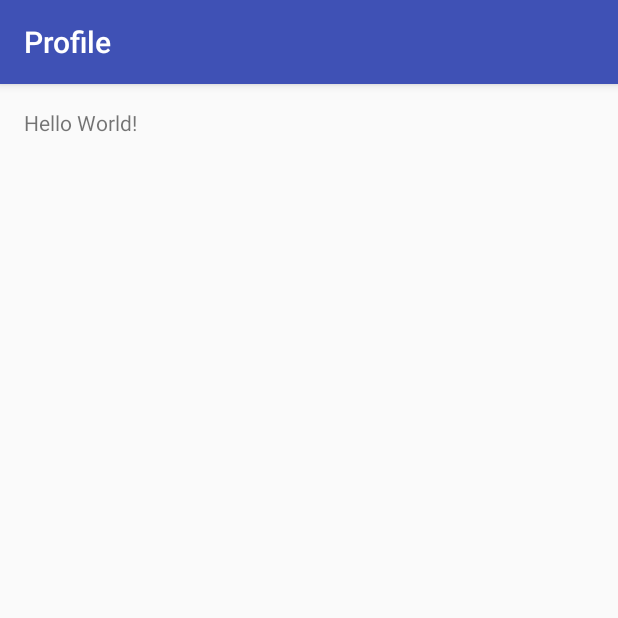
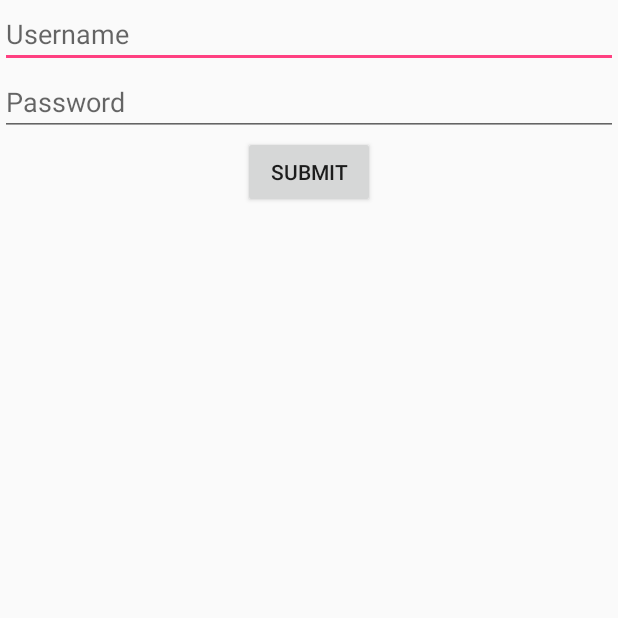
Before and after one commit to gibsonasia/Profile, an Android app: the screen it shows after launch (MainActivity before the commit, LoginActivity after it), on a phone screen of 412 x 824 dp, the top half of it. Run offline under Robolectric (Android 15) with nearby library versions, the phone set to English and light mode, and no system bars.

Commit message:
Login set up

```diff
--- a/app/src/main/AndroidManifest.xml
+++ b/app/src/main/AndroidManifest.xml
@@ -8,7 +8,7 @@
         android:label="@string/app_name"
         android:supportsRtl="true"
         android:theme="@style/AppTheme">
-        <activity android:name=".MainActivity">
+        <activity android:name=".LoginActivity">
             <intent-filter>
                 <action android:name="android.intent.action.MAIN" />
 
--- /dev/null
+++ b/app/src/main/java/com/example/asiagibson/profile/LoginActivity.java
@@ -0,0 +1,52 @@
+package com.example.asiagibson.profile;
+
+import android.app.Activity;
+import android.content.Intent;
+import android.os.Bundle;
+import android.view.View;
+import android.widget.Button;
+import android.widget.EditText;
+import android.widget.Toast;
+
+/**
+ * Created by asiagibson on 2/12/17.
+ */
+
+public class LoginActivity extends Activity {
+
+    EditText userN;
+    EditText password;
+    Button submit;
+
+    @Override
+    protected void onCreate(Bundle savedInstanceState) {
+        super.onCreate(savedInstanceState);
+        setContentView(R.layout.activity_login);
+
+        submit = (Button)findViewById(R.id.bttn_submit);
+        userN = (EditText)findViewById(R.id.et_username);
+        password = (EditText)findViewById(R.id.et_password);
+
+
+        submit.setOnClickListener(new View.OnClickListener() {
+            @Override
+            public void onClick(View view) {
+                Intent intent;
+
+                if(userN.equals("")){
+                    Toast.makeText(submit.getContext(), "Enter a Username", Toast.LENGTH_LONG).show();
+
+                }
+
+               else if (password.equals("")){
+                    Toast.makeText(submit.getContext(), "Enter a Password", Toast.LENGTH_LONG).show();
+                }
+                else {
+//                    intent = new Intent(this, ProfileActivity.class);
+//                    this.startActivity(intent);
+
+                }
+            }
+        });
+    }
+}
--- /dev/null
+++ b/app/src/main/res/layout/activity_login.xml
@@ -0,0 +1,31 @@
+<?xml version="1.0" encoding="utf-8"?>
+<LinearLayout xmlns:android="http://schemas.android.com/apk/res/android"
+    android:layout_width="match_parent"
+    android:layout_height="match_parent"
+    android:orientation="vertical">
+
+    <EditText
+        android:id="@+id/et_username"
+        android:layout_width="match_parent"
+        android:layout_height="wrap_content"
+        android:hint="@string/user_name"
+        android:maxLines="1"
+
+        />
+
+    <EditText
+        android:id="@+id/et_password"
+        android:layout_width="match_parent"
+        android:layout_height="wrap_content"
+        android:hint="@string/user_pw"
+        android:maxLines="1"
+        />
+
+    <Button
+        android:id="@+id/bttn_submit"
+        android:layout_gravity="center_horizontal"
+        android:text="@string/submit"
+        android:layout_width="wrap_content"
+        android:layout_height="wrap_content" />
+
+</LinearLayout>
--- a/app/src/main/res/values/dimens.xml
+++ b/app/src/main/res/values/dimens.xml
@@ -2,4 +2,5 @@
     <!-- Default screen margins, per the Android Design guidelines. -->
     <dimen name="activity_horizontal_margin">16dp</dimen>
     <dimen name="activity_vertical_margin">16dp</dimen>
+
 </resources>
--- a/app/src/main/res/values/strings.xml
+++ b/app/src/main/res/values/strings.xml
@@ -1,3 +1,7 @@
 <resources>
     <string name="app_name">Profile</string>
+    <string name="user_name">Username</string>
+    <string name="user_pw">Password</string>
+    <string name="submit">Submit</string>
+
 </resources>
```
